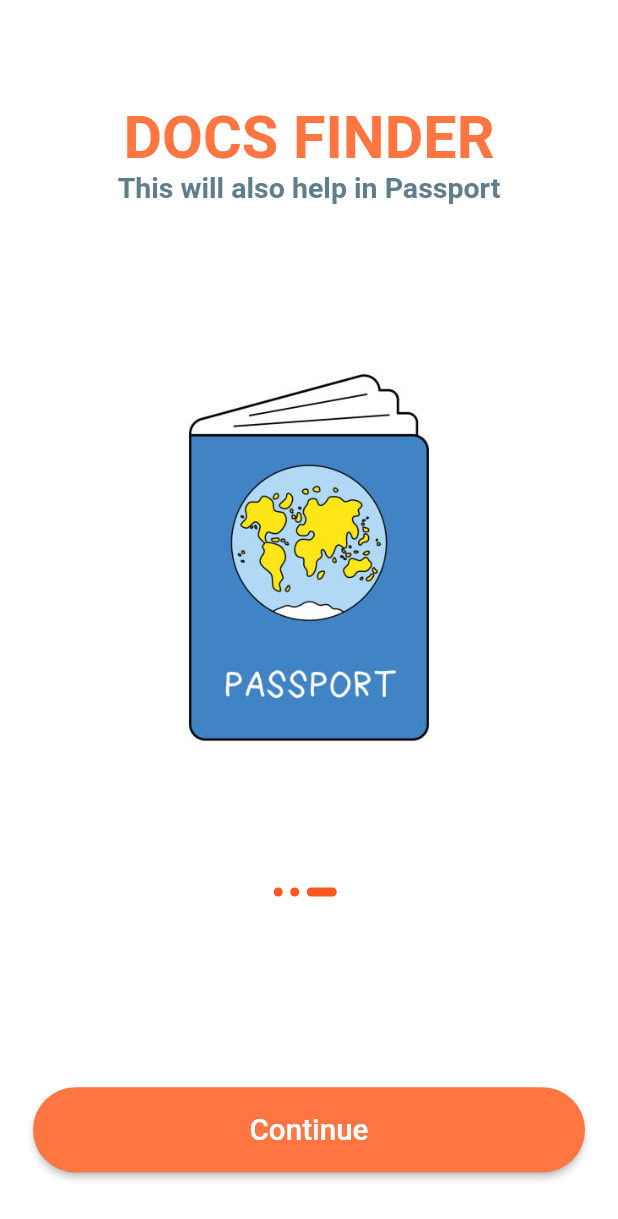
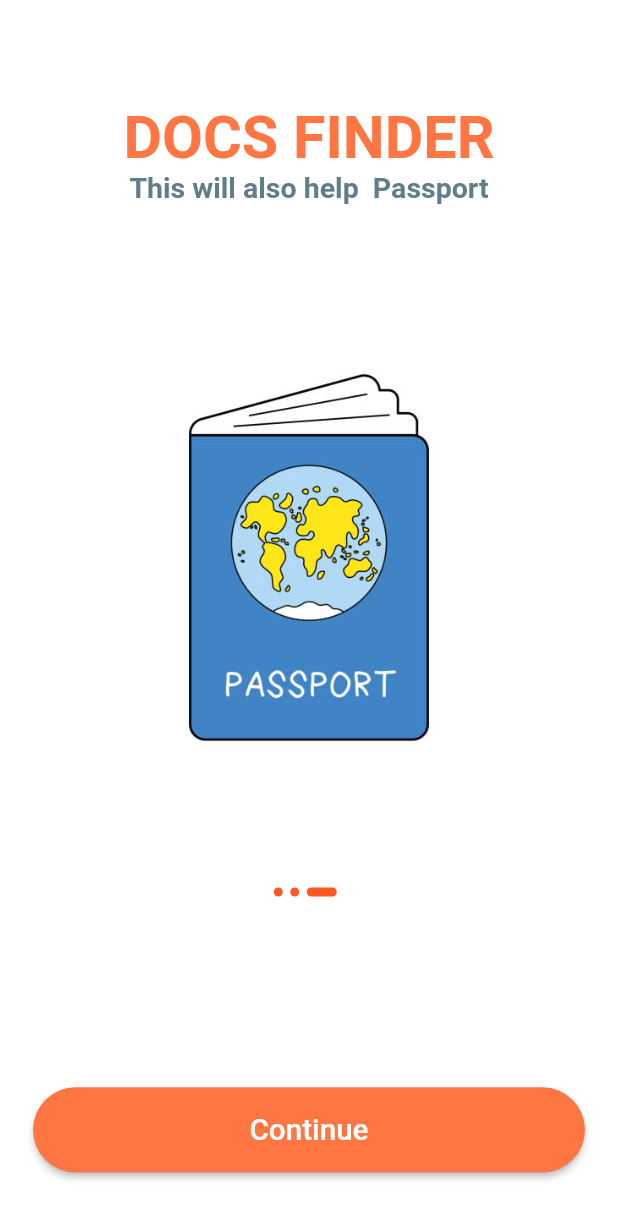
Before and after one commit to iHamza7/My-FYP-Project, a Flutter app: the screen it shows after launch, swiped to page 3, on a phone screen of 412 x 824 dp. Shown: the top 1219 px of the screen. Run offline on Flutter 3.47's test engine with Material 2 defaults, Android fonts, the phone set to English and light mode, and no system bars; our stand-ins replace image_picker; missing offline and left inert: cnic_scanner.

Commit message:
lib changed

```diff
--- a/lib/components/body.dart
+++ b/lib/components/body.dart
@@ -25,7 +25,7 @@ class _BodyState extends State<Body> {
       "image": "assets/images/pro1.jpg",
     },
     {
-      "text": "This will also help in Passport",
+      "text": "This will also help  Passport",
       "image": "assets/images/pro3.jpg",
     },
   ];
```
